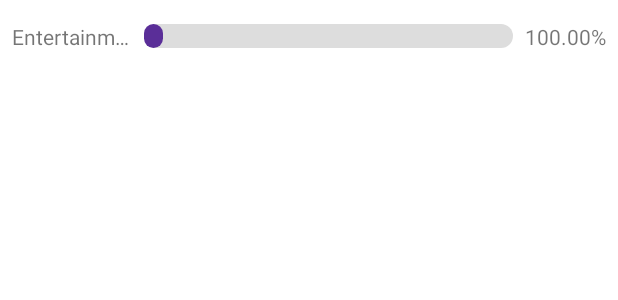
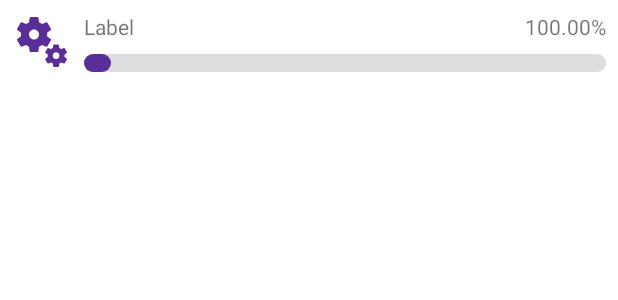
Before and after one commit to Monabbir-Ahmmad/Android-Project-Hishab, an Android app: the layout list_view.xml on its own in the app's theme, with its tools: preview values and no code run, on a phone screen of 412 x 824 dp. Shown: the top 300 px of the screen. Run offline under Robolectric (Android 15) with nearby library versions, the light colour scheme and no system bars.

Commit message:
Changed my list charts constructor

```diff
--- a/Hishab/app/src/main/java/com/example/hishab/MainActivity.java
+++ b/Hishab/app/src/main/java/com/example/hishab/MainActivity.java
@@ -4,7 +4,6 @@ import android.content.SharedPreferences;
 import android.os.Bundle;
 import android.view.Menu;
 import android.view.MenuItem;
-import android.widget.Toast;
 
 import androidx.appcompat.app.AppCompatActivity;
 import androidx.appcompat.app.AppCompatDelegate;
@@ -12,8 +11,6 @@ import androidx.appcompat.widget.Toolbar;
 import androidx.fragment.app.Fragment;
 
 import com.ismaeldivita.chipnavigation.ChipNavigationBar;
-
-import java.util.ArrayList;
 
 public class MainActivity extends AppCompatActivity {
 
--- a/Hishab/app/src/main/res/layout/list_view.xml
+++ b/Hishab/app/src/main/res/layout/list_view.xml
@@ -5,29 +5,25 @@
     android:layout_height="wrap_content"
     android:padding="8dp">
 
-    <TextView
-        android:id="@+id/textView_title"
-        android:layout_width="80dp"
-        android:layout_height="wrap_content"
-        android:ellipsize="end"
-        android:lines="1"
-        android:text="Entertainment"
+    <ImageView
+        android:id="@+id/imageView_icon"
+        android:layout_width="40dp"
+        android:layout_height="40dp"
+        android:scaleType="fitXY"
+        android:src="@drawable/ic_miscellaneous"
         app:layout_constraintBottom_toBottomOf="parent"
         app:layout_constraintStart_toStartOf="parent"
-        app:layout_constraintTop_toTopOf="parent" />
+        app:layout_constraintTop_toTopOf="parent"
+        app:tint="?attr/colorPrimary" />
 
-    <ProgressBar
-        android:id="@+id/progressBar"
-        style="@style/Widget.AppCompat.ProgressBar.Horizontal"
-        android:layout_width="0dp"
-        android:layout_height="16dp"
-        android:layout_margin="8dp"
-        android:progress="500"
-        android:max="10000"
-        android:progressDrawable="@drawable/shape_progress_bar"
-        app:layout_constraintBottom_toBottomOf="parent"
-        app:layout_constraintEnd_toStartOf="@+id/textView_percent"
-        app:layout_constraintStart_toEndOf="@+id/textView_title"
+    <TextView
+        android:id="@+id/textView_label"
+        android:layout_width="wrap_content"
+        android:layout_height="wrap_content"
+        android:layout_marginStart="8dp"
+        android:lines="1"
+        android:text="Label"
+        app:layout_constraintStart_toEndOf="@+id/imageView_icon"
         app:layout_constraintTop_toTopOf="parent" />
 
     <TextView
@@ -35,8 +31,21 @@
         android:layout_width="wrap_content"
         android:layout_height="wrap_content"
         android:text="100.00%"
-        app:layout_constraintBottom_toBottomOf="parent"
         app:layout_constraintEnd_toEndOf="parent"
         app:layout_constraintTop_toTopOf="parent" />
 
+    <ProgressBar
+        android:id="@+id/progressBar"
+        style="@style/Widget.AppCompat.ProgressBar.Horizontal"
+        android:layout_width="0dp"
+        android:layout_height="12dp"
+        android:layout_marginStart="8dp"
+        android:max="10000"
+        android:progress="500"
+        android:progressDrawable="@drawable/shape_progress_bar"
+        app:layout_constraintBottom_toBottomOf="parent"
+        app:layout_constraintEnd_toEndOf="parent"
+        app:layout_constraintStart_toEndOf="@+id/imageView_icon" />
+
+
 </androidx.constraintlayout.widget.ConstraintLayout>
```
Also changed, not shown: Hishab/app/src/main/java/com/example/hishab/ListChartAdapter.java (added, +62 -0 lines), Hishab/app/src/main/java/com/example/hishab/MyChartAdapter.java (deleted, +0 -48 lines), Hishab/app/src/main/java/com/example/hishab/OverviewFragment.java (+4 -8 lines), Hishab/app/src/main/java/com/example/hishab/StatisticsFragment.java (+13 -11 lines).
